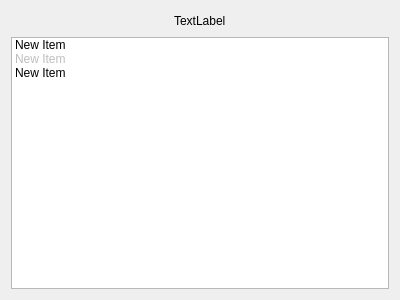
Old version of the form exerciseswindow.ui in the repository felixjimcal/workout_maker.
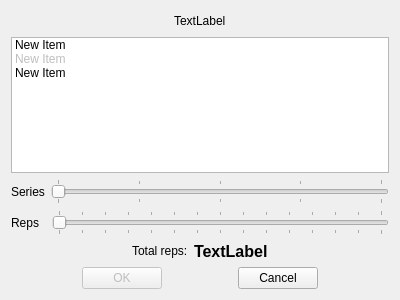
New version of the form.

Commit message: Sending data from dialog to mainwindo

Diff of the .ui file:
```diff
--- a/exerciseswindow.ui
+++ b/exerciseswindow.ui
@@ -14,6 +14,66 @@
    <string>Dialog</string>
   </property>
   <layout class="QGridLayout" name="gridLayout">
+   <item row="4" column="0">
+    <layout class="QHBoxLayout" name="horizontalLayout_5">
+     <item>
+      <spacer name="horizontalSpacer_5">
+       <property name="orientation">
+        <enum>Qt::Horizontal</enum>
+       </property>
+       <property name="sizeHint" stdset="0">
+        <size>
+         <width>40</width>
+         <height>20</height>
+        </size>
+       </property>
+      </spacer>
+     </item>
+     <item>
+      <widget class="QPushButton" name="btnOK">
+       <property name="enabled">
+        <bool>false</bool>
+       </property>
+       <property name="text">
+        <string>OK</string>
+       </property>
+      </widget>
+     </item>
+     <item>
+      <spacer name="horizontalSpacer_7">
+       <property name="orientation">
+        <enum>Qt::Horizontal</enum>
+       </property>
+       <property name="sizeHint" stdset="0">
+        <size>
+         <width>40</width>
+         <height>20</height>
+        </size>
+       </property>
+      </spacer>
+     </item>
+     <item>
+      <widget class="QPushButton" name="btnClose">
+       <property name="text">
+        <string>Cancel</string>
+       </property>
+      </widget>
+     </item>
+     <item>
+      <spacer name="horizontalSpacer_6">
+       <property name="orientation">
+        <enum>Qt::Horizontal</enum>
+       </property>
+       <property name="sizeHint" stdset="0">
+        <size>
+         <width>40</width>
+         <height>20</height>
+        </size>
+       </property>
+      </spacer>
+     </item>
+    </layout>
+   </item>
    <item row="0" column="0">
     <layout class="QHBoxLayout" name="horizontalLayout">
      <item>
@@ -82,6 +142,120 @@
      </item>
     </widget>
    </item>
+   <item row="3" column="0">
+    <layout class="QHBoxLayout" name="horizontalLayout_4">
+     <item>
+      <spacer name="horizontalSpacer_3">
+       <property name="orientation">
+        <enum>Qt::Horizontal</enum>
+       </property>
+       <property name="sizeHint" stdset="0">
+        <size>
+         <width>40</width>
+         <height>20</height>
+        </size>
+       </property>
+      </spacer>
+     </item>
+     <item>
+      <widget class="QLabel" name="label_4">
+       <property name="text">
+        <string>Total reps:</string>
+       </property>
+      </widget>
+     </item>
+     <item>
+      <widget class="QLabel" name="lblTotalReps">
+       <property name="font">
+        <font>
+         <pointsize>12</pointsize>
+         <bold>true</bold>
+        </font>
+       </property>
+       <property name="text">
+        <string>TextLabel</string>
+       </property>
+      </widget>
+     </item>
+     <item>
+      <spacer name="horizontalSpacer_4">
+       <property name="orientation">
+        <enum>Qt::Horizontal</enum>
+       </property>
+       <property name="sizeHint" stdset="0">
+        <size>
+         <width>40</width>
+         <height>20</height>
+        </size>
+       </property>
+      </spacer>
+     </item>
+    </layout>
+   </item>
+   <item row="2" column="0">
+    <layout class="QVBoxLayout" name="verticalLayout">
+     <item>
+      <layout class="QHBoxLayout" name="horizontalLayout_3">
+       <item>
+        <widget class="QLabel" name="label_3">
+         <property name="text">
+          <string>Series</string>
+         </property>
+        </widget>
+       </item>
+       <item>
+        <widget class="QSlider" name="SeriesSlider">
+         <property name="minimum">
+          <number>1</number>
+         </property>
+         <property name="maximum">
+          <number>5</number>
+         </property>
+         <property name="orientation">
+          <enum>Qt::Horizontal</enum>
+         </property>
+         <property name="tickPosition">
+          <enum>QSlider::TicksBothSides</enum>
+         </property>
+         <property name="tickInterval">
+          <number>1</number>
+         </property>
+        </widget>
+       </item>
+      </layout>
+     </item>
+     <item>
+      <layout class="QHBoxLayout" name="horizontalLayout_2">
+       <item>
+        <widget class="QLabel" name="label_2">
+         <property name="text">
+          <string>Reps  </string>
+         </property>
+        </widget>
+       </item>
+       <item>
+        <widget class="QSlider" name="RepsSlider">
+         <property name="minimum">
+          <number>1</number>
+         </property>
+         <property name="maximum">
+          <number>15</number>
+         </property>
+         <property name="orientation">
+          <enum>Qt::Horizontal</enum>
+         </property>
+         <property name="tickPosition">
+          <enum>QSlider::TicksBothSides</enum>
+         </property>
+         <property name="tickInterval">
+          <number>1</number>
+         </property>
+        </widget>
+       </item>
+      </layout>
+     </item>
+    </layout>
+   </item>
   </layout>
  </widget>
  <resources/>
```
Left out of the diff: 4 changed lines with no effect on the pictures. The commit also changes 5 other files.
